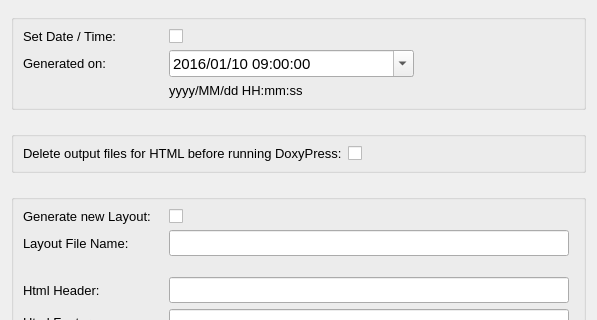
Old version of the form forms/dialog_args.ui in the repository copperspice/doxypressapp; both pictures show x 0 to 597 and y 0 to 320 of the 597 by 467 pixel window.
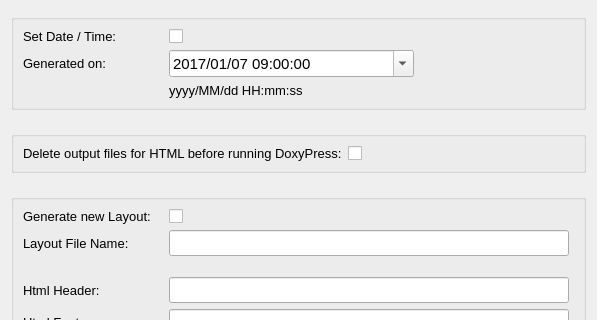
New version of the form.

```diff
--- a/forms/dialog_args.ui
+++ b/forms/dialog_args.ui
@@ -9,7 +9,7 @@
    <rect>
     <x>0</x>
     <y>0</y>
-    <width>587</width>
+    <width>591</width>
     <height>467</height>
    </rect>
   </property>
@@ -86,11 +86,21 @@
           <pointsize>11</pointsize>
          </font>
         </property>
+        <property name="dateTime">
+         <datetime>
+          <hour>9</hour>
+          <minute>0</minute>
+          <second>0</second>
+          <year>2017</year>
+          <month>1</month>
+          <day>7</day>
+         </datetime>
+        </property>
         <property name="date">
          <date>
-          <year>2016</year>
+          <year>2017</year>
           <month>1</month>
-          <day>10</day>
+          <day>7</day>
          </date>
         </property>
         <property name="time">
```
